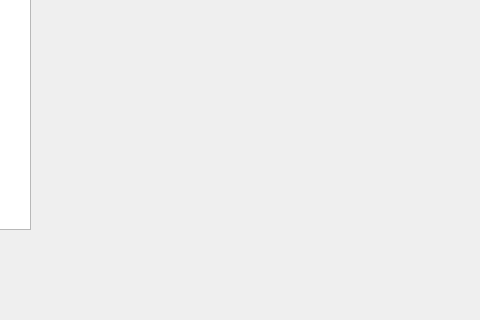
NeGvozd/CppLearningProject, file InterfaceQT/mainwindow.ui: the form before one commit; both pictures show x 222 to 702 and y 341 to 661 of the 1270 by 661 pixel window.
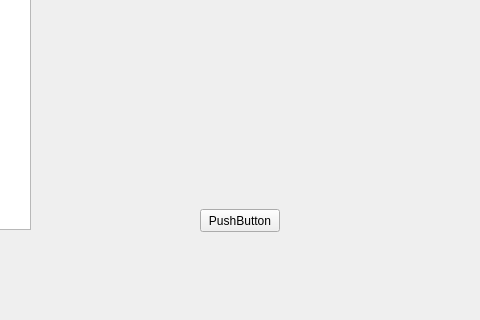
The form after the commit. Icons and pictures are not drawn.

Patch:
```diff
--- a/InterfaceQT/mainwindow.ui
+++ b/InterfaceQT/mainwindow.ui
@@ -221,6 +221,19 @@
         </layout>
        </widget>
       </widget>
+      <widget class="QPushButton" name="el_zalupa">
+       <property name="geometry">
+        <rect>
+         <x>360</x>
+         <y>470</y>
+         <width>80</width>
+         <height>23</height>
+        </rect>
+       </property>
+       <property name="text">
+        <string>PushButton</string>
+       </property>
+      </widget>
      </widget>
     </item>
    </layout>
```
